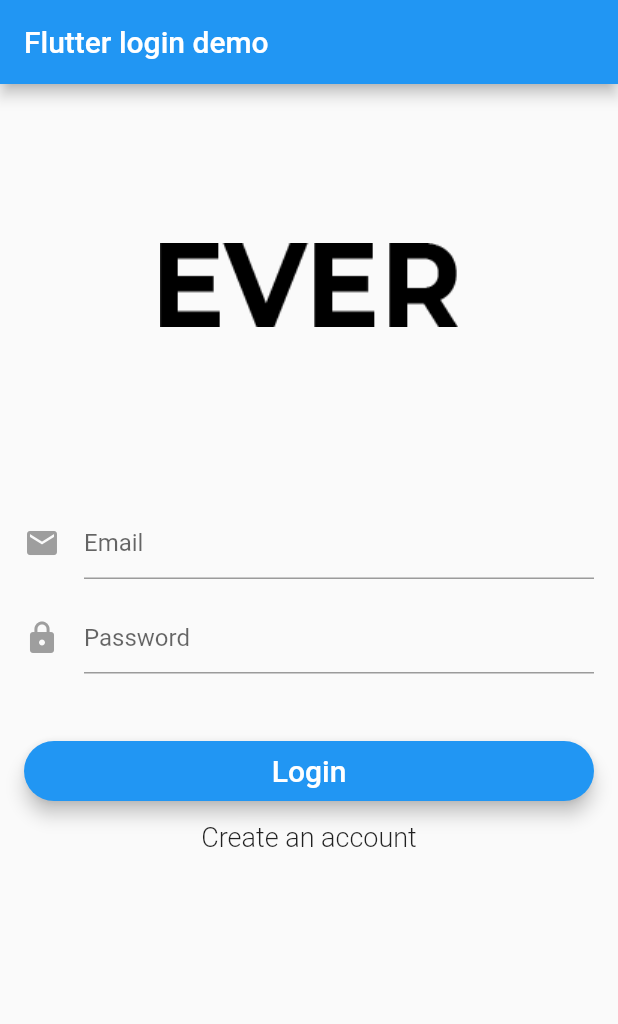
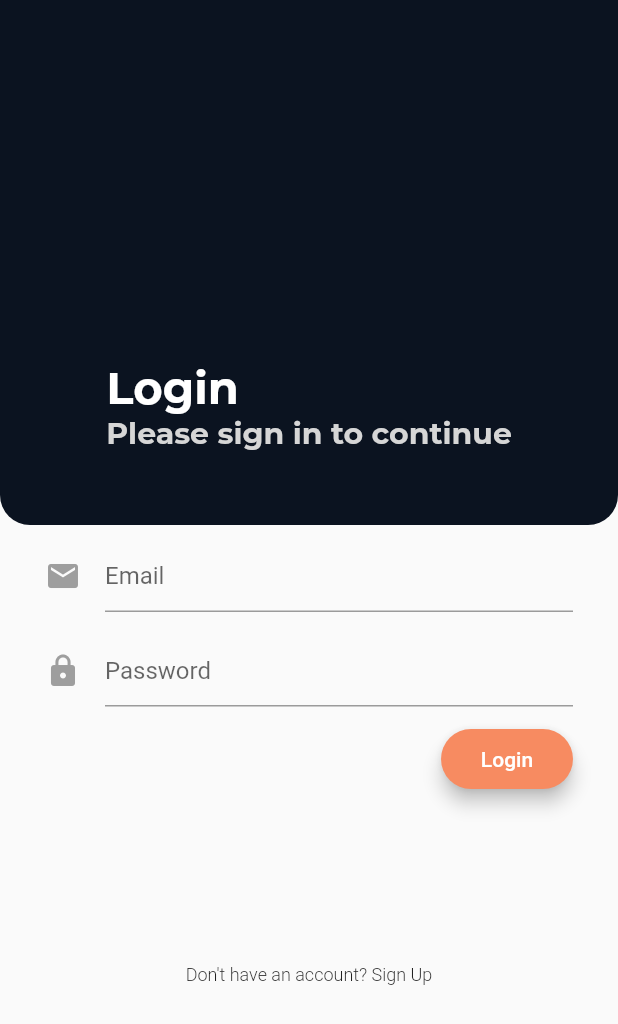
Before and after one commit to KevinYobeth/Ever, a Flutter app: the screen it shows after launch, on a phone screen of 412 x 824 dp. Shown: the top 1024 px of the screen. Run offline on Flutter 3.47's test engine with Material 2 defaults, Android fonts, the phone set to English and light mode, and no system bars; our stand-ins replace firebase_auth, firebase_database; accounts and stored records are empty.

Commit message:
[Kevin] Login page, added style, color and fonts

```diff
--- a/lib/pages/login_signup_page.dart
+++ b/lib/pages/login_signup_page.dart
@@ -1,5 +1,7 @@
 import 'package:flutter/material.dart';
 import 'package:flutter_login_demo/services/authentication.dart';
+import 'package:flutter_login_demo/template/colors.dart';
+import 'package:flutter_login_demo/template/style.dart';
 
 class LoginSignupPage extends StatefulWidget {
   LoginSignupPage({this.auth, this.loginCallback});
@@ -45,8 +47,8 @@ class _LoginSignupPageState extends State<LoginSignupPage> {
           print('Signed in: $userId');
         } else {
           userId = await widget.auth.signUp(_email, _password);
-          //widget.auth.sendEmailVerification();
-          //_showVerifyEmailSentDialog();
+          // widget.auth.sendEmailVerification();
+          // _showVerifyEmailSentDialog();
           print('Signed up user: $userId');
         }
         setState(() {
@@ -89,16 +91,43 @@ class _LoginSignupPageState extends State<LoginSignupPage> {
 
   @override
   Widget build(BuildContext context) {
-    return new Scaffold(
-        appBar: new AppBar(
-          title: new Text('Flutter login demo'),
+    return Scaffold(
+      body: Column(
+        children: <Widget>[
+          Stack(
+            children: <Widget>[
+              Container(
+                height: 350.0,
+                decoration: BoxDecoration(
+                  borderRadius: BorderRadius.only(
+                      bottomLeft: Radius.circular(20.0),
+                      bottomRight: Radius.circular(20.0)),
+                  color: darkBackgroundColor,
                 ),
-        body: Stack(
+              ),
+              Padding(
+                padding: const EdgeInsets.only(top: 240.0),
+                child: Center(
+                  child: Column(
+                    crossAxisAlignment: CrossAxisAlignment.start,
                     children: <Widget>[
+                      Text(_isLoginForm ? 'Login' : 'Create Account',
+                          style: header),
+                      Text(
+                          _isLoginForm
+                              ? 'Please sign in to continue'
+                              : 'Please sign up to continue',
+                          style: tagline)
+                    ],
+                  ),
+                ),
+              ),
+            ],
+          ),
           _showForm(),
-            _showCircularProgress(),
         ],
-        ));
+      ),
+    );
   }
 
   Widget _showCircularProgress() {
@@ -111,57 +140,69 @@ class _LoginSignupPageState extends State<LoginSignupPage> {
     );
   }
 
-//  void _showVerifyEmailSentDialog() {
-//    showDialog(
-//      context: context,
-//      builder: (BuildContext context) {
-//        // return object of type Dialog
-//        return AlertDialog(
-//          title: new Text("Verify your account"),
-//          content:
-//              new Text("Link to verify account has been sent to your email"),
-//          actions: <Widget>[
-//            new FlatButton(
-//              child: new Text("Dismiss"),
-//              onPressed: () {
-//                toggleFormMode();
-//                Navigator.of(context).pop();
-//              },
-//            ),
-//          ],
-//        );
-//      },
-//    );
-//  }
+  // void _showVerifyEmailSentDialog() {
+  //   showDialog(
+  //     context: context,
+  //     builder: (BuildContext context) {
+  //       // return object of type Dialog
+  //       return AlertDialog(
+  //         title: new Text("Verify your account"),
+  //         content:
+  //             new Text("Link to verify account has been sent to your email"),
+  //         actions: <Widget>[
+  //           new FlatButton(
+  //             child: new Text("Dismiss"),
+  //             onPressed: () {
+  //               toggleFormMode();
+  //               Navigator.of(context).pop();
+  //             },
+  //           ),
+  //         ],
+  //       );
+  //     },
+  //   );
+  // }
 
   Widget _showForm() {
     return new Container(
-        padding: EdgeInsets.all(16.0),
       child: new Form(
         key: _formKey,
         child: new ListView(
           shrinkWrap: true,
           children: <Widget>[
-              showLogo(),
+            Column(
+              children: <Widget>[
+                Column(
+                  crossAxisAlignment: CrossAxisAlignment.end,
+                  children: <Widget>[
                     showEmailInput(),
                     showPasswordInput(),
                     showPrimaryButton(),
-              showSecondaryButton(),
                     showErrorMessage(),
                   ],
                 ),
-        ));
+                SizedBox(height: 100.0),
+                showSecondaryButton()
+              ],
+            ),
+          ],
+        ),
+      ),
+    );
   }
 
   Widget showErrorMessage() {
     if (_errorMessage.length > 0 && _errorMessage != null) {
-      return new Text(
+      return Padding(
+        padding: const EdgeInsets.symmetric(horizontal: 30.0),
+        child: Text(
           _errorMessage,
           style: TextStyle(
               fontSize: 13.0,
               color: Colors.red,
               height: 1.0,
               fontWeight: FontWeight.w300),
+        ),
       );
     } else {
       return new Container(
@@ -170,23 +211,9 @@ class _LoginSignupPageState extends State<LoginSignupPage> {
     }
   }
 
-  Widget showLogo() {
-    return new Hero(
-      tag: 'hero',
-      child: Padding(
-        padding: EdgeInsets.fromLTRB(0.0, 70.0, 0.0, 0.0),
-        child: CircleAvatar(
-          backgroundColor: Colors.transparent,
-          radius: 48.0,
-          child: Image.asset('assets/logo/EverBlack.png'),
-        ),
-      ),
-    );
-  }
-
   Widget showEmailInput() {
     return Padding(
-      padding: const EdgeInsets.fromLTRB(0.0, 100.0, 0.0, 0.0),
+      padding: const EdgeInsets.fromLTRB(30.0, 10.0, 30.0, 0.0),
       child: new TextFormField(
         maxLines: 1,
         keyboardType: TextInputType.emailAddress,
@@ -205,7 +232,7 @@ class _LoginSignupPageState extends State<LoginSignupPage> {
 
   Widget showPasswordInput() {
     return Padding(
-      padding: const EdgeInsets.fromLTRB(0.0, 15.0, 0.0, 0.0),
+      padding: const EdgeInsets.fromLTRB(30.0, 15.0, 30.0, 15.0),
       child: new TextFormField(
         maxLines: 1,
         obscureText: true,
@@ -222,28 +249,34 @@ class _LoginSignupPageState extends State<LoginSignupPage> {
     );
   }
 
-  Widget showSecondaryButton() {
-    return new FlatButton(
-        child: new Text(
-            _isLoginForm ? 'Create an account' : 'Have an account? Sign in',
-            style: new TextStyle(fontSize: 18.0, fontWeight: FontWeight.w300)),
-        onPressed: toggleFormMode);
-  }
-
   Widget showPrimaryButton() {
     return new Padding(
-        padding: EdgeInsets.fromLTRB(0.0, 45.0, 0.0, 0.0),
+      padding: EdgeInsets.fromLTRB(220.0, 0, 30.0, 0.0),
       child: SizedBox(
         height: 40.0,
         child: new RaisedButton(
           elevation: 5.0,
           shape: new RoundedRectangleBorder(
-                borderRadius: new BorderRadius.circular(30.0)),
-            color: Colors.blue,
-            child: new Text(_isLoginForm ? 'Login' : 'Create account',
-                style: new TextStyle(fontSize: 20.0, color: Colors.white)),
+              borderRadius: new BorderRadius.circular(20.0)),
+          color: orange,
+          child: new Text(_isLoginForm ? 'Login' : 'Sign Up',
+              style: new TextStyle(fontSize: 14.0, color: Colors.white)),
           onPressed: validateAndSubmit,
         ),
-        ));
+      ),
+    );
+  }
+
+  Widget showSecondaryButton() {
+    return Padding(
+      padding: const EdgeInsets.only(bottom: 10.0),
+      child: FlatButton(
+          child: Text(
+              _isLoginForm
+                  ? 'Don\'t have an account? Sign Up'
+                  : 'Already have an account? Sign In',
+              style: TextStyle(fontSize: 12.0, fontWeight: FontWeight.w300)),
+          onPressed: toggleFormMode),
+    );
   }
 }
--- /dev/null
+++ b/lib/template/colors.dart
@@ -0,0 +1,7 @@
+import 'package:flutter/material.dart';
+
+const white = Color(0xffffffff);
+const gray = Color(0xffd6d6d6);
+const orange = Color(0xfff78b61);
+
+const darkBackgroundColor = Color(0xff0b1320);
--- /dev/null
+++ b/lib/template/style.dart
@@ -0,0 +1,20 @@
+import 'package:flutter/material.dart';
+import 'package:flutter_login_demo/template/colors.dart';
+
+TextStyle header = TextStyle(
+    color: white,
+    fontSize: 30.0,
+    fontFamily: 'Montserrat',
+    fontWeight: FontWeight.bold);
+
+TextStyle tagline = TextStyle(
+    color: gray,
+    fontSize: 20.0,
+    fontFamily: 'Montserrat',
+    fontWeight: FontWeight.bold);
+
+TextStyle forgotPassword = TextStyle(
+  color: orange,
+  fontSize: 16.0,
+  fontFamily: 'Montserrat',
+);
```
Also changed, not shown: pubspec.yaml (+9 -1 lines), flutter_01.png (added), fonts/Montserrat-Bold.otf (added), fonts/Montserrat-Regular.otf (added), fonts/Montserrat-SemiBold.ttf (added). Lines whose indentation alone changed are shown as unchanged.
